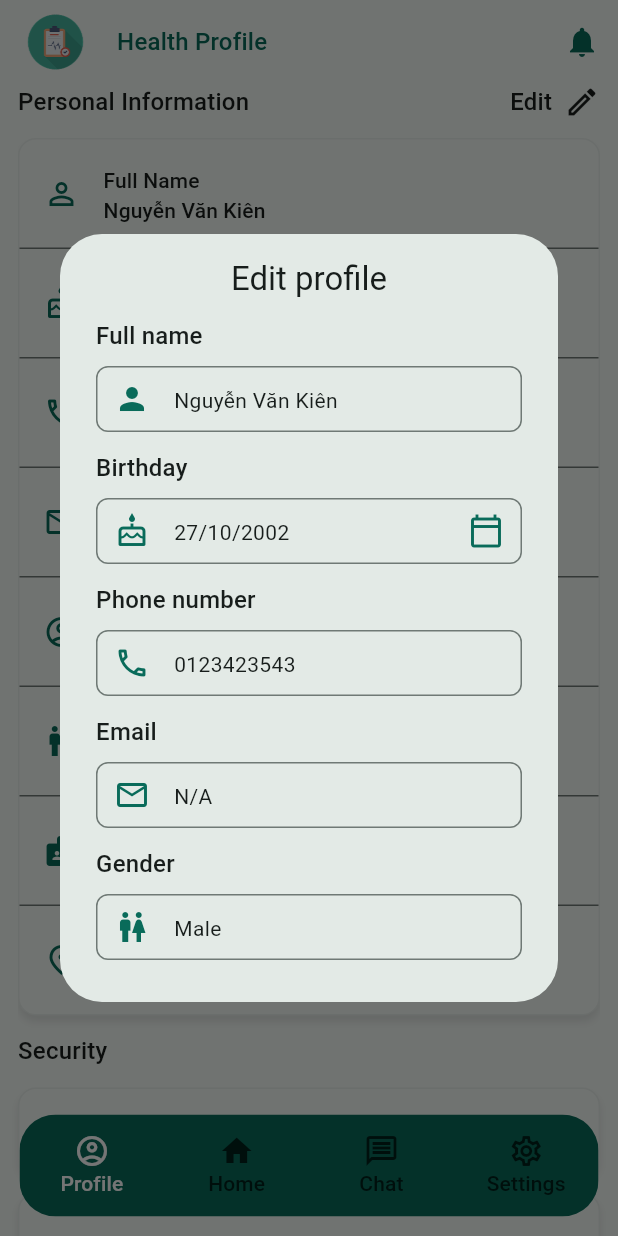
After one commit to anhkien7780/health_profile, a Flutter app: the HomeChildPage screen opened directly, after a tap on "Edit", on a phone screen of 412 x 824 dp. The commit adds this screen. Run offline on Flutter 3.47's test engine with Material 3 defaults, Android fonts, the phone set to English and light mode, and no system bars; drawn by our look-alikes of loader_overlay; our stand-ins replace equatable, flutter_bloc, flutter_svg, go_router, google_fonts, shared_preferences and 1 more; accounts and stored records are empty; generated files the repository leaves out were written again; statements that could not run were skipped.

Commit message:
feat: Add edit profile dialog
# Conflicts:
#	lib/l10n/intl_en.arb
#	lib/l10n/intl_vi.arb
#	lib/ui/pages/home/widgets/profile_body.dart

```diff
--- /dev/null
+++ b/lib/configs/app_configs.dart
@@ -0,0 +1,7 @@
+import 'package:intl/intl.dart';
+
+class AppConfigs {
+  AppConfigs._();
+
+  static DateFormat get format => DateFormat("dd/MM/yyyy");
+}
--- a/lib/l10n/intl_en.arb
+++ b/lib/l10n/intl_en.arb
@@ -42,5 +42,7 @@
   "id": "ID",
   "address": "Address",
   "cancel": "Cancel",
-  "save": "Save"
+  "save": "Save",
+  "male": "Male",
+  "female": "Female"
 }
--- a/lib/models/entities/user_profile.dart
+++ b/lib/models/entities/user_profile.dart
@@ -1,4 +1,6 @@
 import 'package:flutter/material.dart';
+import 'package:health_profile/generated/l10n.dart';
+import 'package:health_profile/models/enum/gender.dart';
 
 class UserProfile {
   const UserProfile({
@@ -17,7 +19,7 @@ class UserProfile {
   final String phoneNumber;
   final String? email;
   final String username;
-  final String gender;
+  final Gender gender;
   final String id;
   final String address;
 
@@ -47,7 +49,11 @@ class UserProfile {
         "label": "Username",
         "value": username,
       },
-      {"icon": Icons.wc_outlined, "label": "Gender", "value": gender},
+      {
+        "icon": Icons.wc_outlined,
+        "label": "Gender",
+        "value": gender == Gender.male ? S.current.male : S.current.female,
+      },
       {"icon": Icons.badge, "label": "ID", "value": id},
       {"icon": Icons.place_outlined, "label": "Address", "value": address},
     ];
@@ -70,7 +76,7 @@ class UserProfile {
     String? phoneNumber,
     String? email,
     String? username,
-    String? gender,
+    Gender? gender,
     String? id,
     String? address,
   }) {
--- /dev/null
+++ b/lib/models/enum/gender.dart
@@ -0,0 +1 @@
+enum Gender { male, female }
--- a/lib/ui/pages/home/home_cubit.dart
+++ b/lib/ui/pages/home/home_cubit.dart
@@ -1,7 +1,10 @@
 import 'dart:developer';
 
+import 'package:flutter/material.dart';
 import 'package:flutter_bloc/flutter_bloc.dart';
 import 'package:health_profile/models/entities/user_profile.dart';
+import 'package:health_profile/models/enum/gender.dart';
+import 'package:health_profile/utils/date_format_helper.dart';
 
 import 'home_state.dart';
 
@@ -14,15 +17,22 @@ class HomeCubit extends Cubit<HomeState> {
             birthDay: "27/10/2002",
             phoneNumber: "0123423543",
             username: "NgVanKien",
-            gender: "Nam",
+            gender: Gender.male,
             id: "030202005908",
             address: "Phú Quý Bò Viên 1",
           ),
         ),
       );
 
+  final TextEditingController textController = TextEditingController();
+
   void onDestinationPressed(int? selectedPageIndex) {
     emit(state.copyWith(selectedPageIndex: selectedPageIndex));
     log("Selected page: ${state.selectedPageIndex.toString()}");
   }
+
+  void selectedBirthDay(DateTime date) {
+    final dateString = DateFormatHelper.dateToString(date);
+    textController.text = dateString;
+  }
 }
--- a/lib/ui/pages/home/home_state.dart
+++ b/lib/ui/pages/home/home_state.dart
@@ -5,12 +5,12 @@ class HomeState extends Equatable {
   const HomeState({
     this.selectedPageIndex = 1,
     this.appointmentsCount = 0,
-    this.userProfile,
+    required this.userProfile,
   });
 
   final int selectedPageIndex;
   final int appointmentsCount;
-  final UserProfile? userProfile;
+  final UserProfile userProfile;
 
   HomeState copyWith({
     int? selectedPageIndex,
--- /dev/null
+++ b/lib/ui/pages/home/widgets/edit_info_dialog.dart
@@ -0,0 +1,168 @@
+import 'package:flutter/material.dart';
+import 'package:health_profile/common/app_dimens.dart';
+import 'package:health_profile/generated/l10n.dart';
+import 'package:health_profile/models/entities/user_profile.dart';
+import 'package:health_profile/models/enum/gender.dart';
+import 'package:health_profile/ui/widgets/buttons/app_elevated_button.dart';
+import 'package:health_profile/ui/widgets/text_fileds/app_text_form_field.dart';
+import 'package:health_profile/utils/date_format_helper.dart';
+
+class EditInfoDialog extends StatefulWidget {
+  const EditInfoDialog({super.key, required this.userProfile});
+
+  final UserProfile userProfile;
+
+  @override
+  State<EditInfoDialog> createState() => _EditInfoDialogState();
+}
+
+class _EditInfoDialogState extends State<EditInfoDialog> {
+  late UserProfile userProfile;
+  late TextEditingController birthDayTextController;
+  late TextEditingController genderTextController;
+
+  @override
+  void initState() {
+    super.initState();
+    userProfile = widget.userProfile;
+    birthDayTextController = TextEditingController();
+    genderTextController = TextEditingController();
+  }
+
+  @override
+  Widget build(BuildContext context) {
+    final theme = Theme.of(context);
+    final s = S.of(context);
+    Icon createPrimaryColorIcon({required IconData iconData}) =>
+        Icon(iconData, color: theme.colorScheme.primary);
+
+    return AlertDialog(
+      content: Container(
+        width: 350,
+        height: 472,
+        decoration: BoxDecoration(
+          borderRadius: BorderRadius.circular(AppDimens.borderRadiusNormal),
+        ),
+        child: SingleChildScrollView(
+          child: Column(
+            spacing: AppDimens.paddingNormal,
+            children: [
+              Text(
+                s.editProfileTitle,
+                style: theme.textTheme.titleLarge?.copyWith(
+                  color: theme.colorScheme.onSurface,
+                ),
+              ),
+              AppTextFormField(
+                title: s.fullName,
+                prefixIcon: createPrimaryColorIcon(iconData: Icons.person),
+                hint: userProfile.fullName,
+              ),
+              AppTextFormField(
+                controller: birthDayTextController,
+                title: s.birthday,
+                readOnly: true,
+                hint: userProfile.birthDay,
+                prefixIcon: createPrimaryColorIcon(
+                  iconData: Icons.cake_outlined,
+                ),
+                suffixIcon: createPrimaryColorIcon(
+                  iconData: Icons.calendar_today_outlined,
+                ),
+                onTap: () async {
+                  final selectedDate = await showDatePicker(
+                    context: context,
+                    firstDate: DateTime(1900),
+                    lastDate: DateTime.now(),
+                    cancelText: S.of(context).cancel,
+                  );
+                  if (selectedDate != null) {
+                    final dateString = DateFormatHelper.dateToString(
+                      selectedDate,
+                    );
+                    setState(() {
+                      userProfile = userProfile.copyWith(birthDay: dateString);
+                      birthDayTextController.text = userProfile.birthDay;
+                    });
+                  }
+                },
+              ),
+              AppTextFormField(
+                title: s.phoneNumber,
+                prefixIcon: createPrimaryColorIcon(
+                  iconData: Icons.phone_outlined,
+                ),
+                hint: userProfile.phoneNumber,
+              ),
+              AppTextFormField(
+                title: s.email,
+                prefixIcon: createPrimaryColorIcon(
+                  iconData: Icons.mail_outline,
+                ),
+                hint: userProfile.email ?? "N/A",
+              ),
+              AppTextFormField(
+                controller: genderTextController,
+                readOnly: true,
+                onTap: () {
+                  setState(() {
+                    userProfile = userProfile.copyWith(
+                      gender: userProfile.gender == Gender.male
+                          ? Gender.female
+                          : Gender.male,
+                    );
+                    genderTextController.text =
+                        userProfile.gender == Gender.male
+                        ? S.of(context).male
+                        : S.of(context).female;
+                  });
+                },
+                title: s.gender,
+                prefixIcon: createPrimaryColorIcon(iconData: Icons.wc_outlined),
+                hint: userProfile.gender == Gender.male
+                    ? S.of(context).male
+                    : S.of(context).female,
+              ),
+              AppTextFormField(
+                title: s.id,
+                prefixIcon: createPrimaryColorIcon(iconData: Icons.badge),
+                hint: userProfile.id,
+              ),
+              AppTextFormField(
+                title: s.address,
+                prefixIcon: createPrimaryColorIcon(
+                  iconData: Icons.place_outlined,
+                ),
+                hint: userProfile.address,
+              ),
+              SizedBox(
+                height: AppDimens.buttonHeightSmall,
+                child: Row(
+                  spacing: AppDimens.paddingSmall,
+                  children: [
+                    Expanded(
+                      child: TextButton(
+                        onPressed: () {
+                          Navigator.pop(context);
+                        },
+                        child: Text(
+                          s.cancel,
+                          style: theme.textTheme.labelLarge?.copyWith(
+                            color: theme.colorScheme.onSurface,
+                          ),
+                        ),
+                      ),
+                    ),
+                    Expanded(
+                      child: AppElevatedButton(onClick: () {}, text: s.save),
+                    ),
+                  ],
+                ),
+              ),
+            ],
+          ),
+        ),
+      ),
+    );
+  }
+}
--- /dev/null
+++ b/lib/utils/date_format_helper.dart
@@ -0,0 +1,13 @@
+import 'package:health_profile/configs/app_configs.dart';
+
+class DateFormatHelper {
+  DateFormatHelper._();
+
+  static String dateToString(DateTime date) {
+    return AppConfigs.format.format(date);
+  }
+
+  static DateTime stringToDate(String dateString) {
+    return AppConfigs.format.parse(dateString);
+  }
+}
```
Also changed, not shown: lib/l10n/intl_vi.arb (+39 -37 lines), lib/ui/pages/home/widgets/profile_body.dart (+5 -102 lines).
